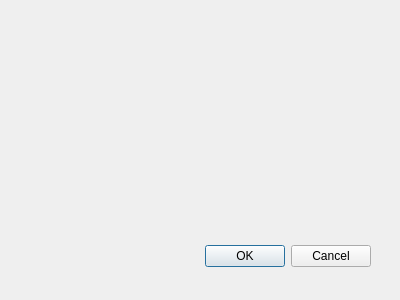
Before: the Qt Designer form safe_qgis/minimum_needs_base.ui in inasafe/inasafe, drawn with Qt 5.
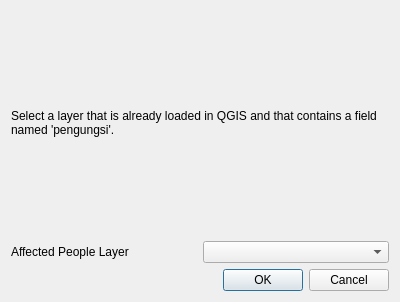
After: the same form once the commit is applied.

Commit message: Dynamically populate combo with polygon layers

Diff of the .ui file:
```diff
--- a/safe_qgis/minimum_needs_base.ui
+++ b/safe_qgis/minimum_needs_base.ui
@@ -7,21 +7,39 @@
     <x>0</x>
     <y>0</y>
     <width>400</width>
-    <height>300</height>
+    <height>302</height>
    </rect>
   </property>
   <property name="windowTitle">
    <string>Dialog</string>
   </property>
+  <layout class="QGridLayout" name="gridLayout">
+   <item row="0" column="0">
+    <widget class="QLabel" name="label_2">
+     <property name="text">
+      <string>Select a layer that is already loaded in QGIS and that contains a field named 'pengungsi'.</string>
+     </property>
+     <property name="wordWrap">
+      <bool>true</bool>
+     </property>
+    </widget>
+   </item>
+   <item row="1" column="0">
+    <layout class="QHBoxLayout" name="horizontalLayout">
+     <item>
+      <widget class="QLabel" name="label">
+       <property name="text">
+        <string>Affected People Layer</string>
+       </property>
+      </widget>
+     </item>
+     <item>
+      <widget class="QComboBox" name="cboPolygonLayers"/>
+     </item>
+    </layout>
+   </item>
+   <item row="2" column="0">
   <widget class="QDialogButtonBox" name="buttonBox">
-   <property name="geometry">
-    <rect>
-     <x>30</x>
-     <y>240</y>
-     <width>341</width>
-     <height>32</height>
-    </rect>
-   </property>
    <property name="orientation">
     <enum>Qt::Horizontal</enum>
    </property>
@@ -29,6 +47,8 @@
     <set>QDialogButtonBox::Cancel|QDialogButtonBox::Ok</set>
    </property>
   </widget>
+   </item>
+  </layout>
  </widget>
  <resources/>
  <connections>
```
Lines whose indentation alone changed are shown as unchanged. The commit also changes 4 other files.
